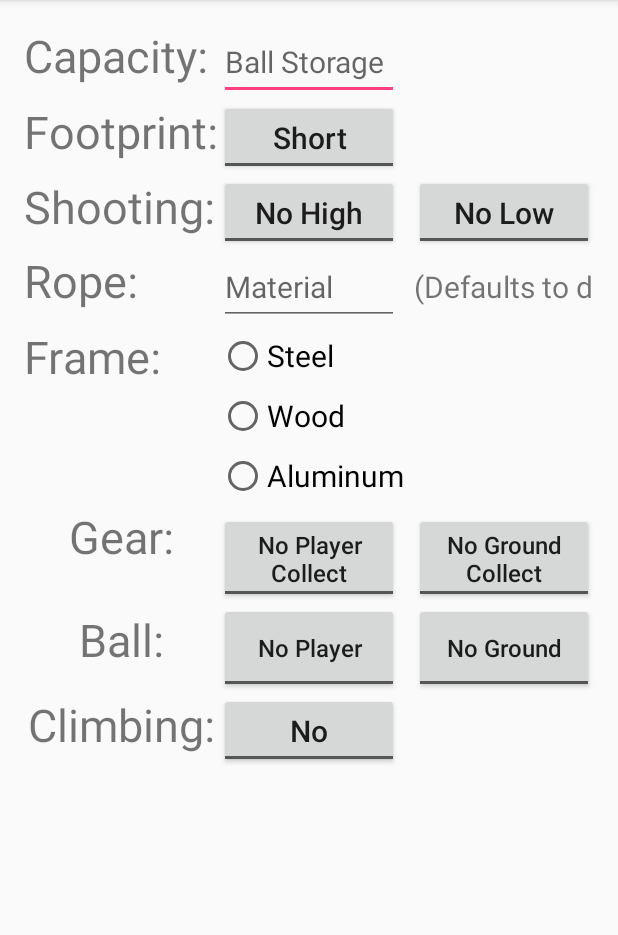
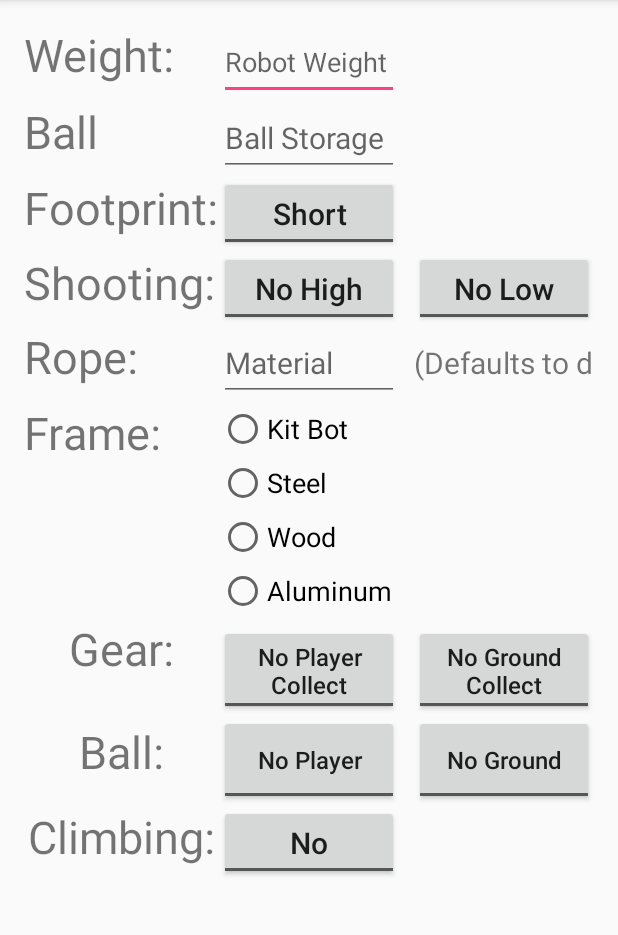
Before and after one commit to RoboRebelsScouting/PitScouting2017, an Android app: the SecondActivity screen opened directly, with no data from a screen before it, on a phone screen of 412 x 824 dp, the part 84-1019 px from its top. Run offline under Robolectric (Android 15) with nearby library versions, the phone set to English and light mode, and no system bars.

Commit message:
wednesday 3/8

```diff
--- a/PitScoutingApp2017/app/src/main/java/com/example/elmhursts20/pitscoutingapp2017/InfoStorage.java
+++ b/PitScoutingApp2017/app/src/main/java/com/example/elmhursts20/pitscoutingapp2017/InfoStorage.java
@@ -16,6 +16,7 @@ import java.io.IOException;
 
 public class InfoStorage {
     public enum Frame {
+        kitbot,
         steel,
         wood,
         aluminum
@@ -48,6 +49,7 @@ public class InfoStorage {
     public Ball ball;
     public Gear gear;
     public String ropeMaterial;
+    public int robotWeight;
     public int ballCapacity;
     public boolean tallFrame;
 
@@ -100,7 +102,8 @@ public class InfoStorage {
             FileWriter writer = new FileWriter(file);
             writer.write(this.event + "," + this.team + "," + this.scout + "," + this.ballCapacity + ","
                     + this.tallFrame + "," + this.shooting.toString() + "," + this.gear.toString()
-                    + "," + this.ball.toString() + "," + this.ropeMaterial + "," + this.frame.toString() + "," + this.climb);
+                    + "," + this.ball.toString() + "," + this.ropeMaterial + "," + this.frame.toString() +
+                    "," + this.climb + "," + this.robotWeight);
             writer.close();
             Intent intent = new Intent();
             intent.setAction(Intent.ACTION_SEND);
--- a/PitScoutingApp2017/app/src/main/res/layout/activity_first.xml
+++ b/PitScoutingApp2017/app/src/main/res/layout/activity_first.xml
@@ -13,7 +13,7 @@
     <TextView
         android:layout_width="300dp"
         android:layout_height="50dp"
-        android:text="Version 1.7"
+        android:text="Version 1.8"
         android:textAlignment="center"
         android:textSize="30sp"
         android:layout_row="0"
--- a/PitScoutingApp2017/app/src/main/res/layout/activity_second.xml
+++ b/PitScoutingApp2017/app/src/main/res/layout/activity_second.xml
@@ -13,23 +13,30 @@
     <TextView
         android:layout_width="130dp"
         android:layout_height="40dp"
-        android:text="Capacity:"
+        android:text="Weight:"
         android:textSize="30sp"
         android:layout_row="0"
         android:layout_column="0" />
     <TextView
         android:layout_width="130dp"
         android:layout_height="40dp"
-        android:text="Footprint:"
+        android:text="Ball Capacity:"
         android:textSize="30sp"
         android:layout_row="1"
         android:layout_column="0" />
     <TextView
         android:layout_width="130dp"
         android:layout_height="40dp"
+        android:text="Footprint:"
+        android:textSize="30sp"
+        android:layout_row="2"
+        android:layout_column="0" />
+    <TextView
+        android:layout_width="130dp"
+        android:layout_height="40dp"
         android:text="Shooting:"
         android:textSize="30sp"
-        android:layout_row="2"
+        android:layout_row="3"
         android:layout_column="0" />
 
     <TextView
@@ -38,7 +45,7 @@
         android:textAlignment="center"
         android:text="Gear:"
         android:textSize="30sp"
-        android:layout_row="5"
+        android:layout_row="6"
         android:layout_column="0" />
     <TextView
         android:layout_width="130dp"
@@ -46,7 +53,7 @@
         android:textAlignment="center"
         android:text="Ball:"
         android:textSize="30sp"
-        android:layout_row="6"
+        android:layout_row="7"
         android:layout_column="0" />
     <TextView
         android:layout_width="130dp"
@@ -54,9 +61,18 @@
         android:textAlignment="center"
         android:text="Climbing:"
         android:textSize="30sp"
-        android:layout_row="7"
+        android:layout_row="8"
         android:layout_column="0" />
 
+    <EditText
+        android:id="@+id/robotWeight"
+        android:inputType="number"
+        android:layout_width="120dp"
+        android:layout_height="50dp"
+        android:textSize="18sp"
+        android:hint="Robot Weight"
+        android:layout_row="0"
+        android:layout_column="1" />
     <EditText
         android:id="@+id/ballCapacity"
         android:inputType="number"
@@ -64,7 +80,7 @@
         android:layout_height="50dp"
         android:textSize="20sp"
         android:hint="Ball Storage"
-        android:layout_row="0"
+        android:layout_row="1"
         android:layout_column="1" />
     <ToggleButton
         android:id="@+id/footPrint"
@@ -73,7 +89,7 @@
         android:textOn="Tall"
         android:textOff="Short"
         android:textSize="20sp"
-        android:layout_row="1"
+        android:layout_row="2"
         android:textAllCaps="false"
         android:layout_column="1" />
     <ToggleButton
@@ -84,7 +100,7 @@
         android:layout_width="120dp"
         android:layout_height="50dp"
         android:textSize="20sp"
-        android:layout_row="2"
+        android:layout_row="3"
         android:layout_column="1" />
     <ToggleButton
         android:id="@+id/shootLow"
@@ -94,33 +110,39 @@
         android:layout_width="120dp"
         android:layout_height="50dp"
         android:textSize="20sp"
-        android:layout_row="2"
+        android:layout_row="3"
         android:layout_column="2" />
 
     <RadioGroup
         android:id="@+id/frameType"
         android:layout_width="wrap_content"
         android:layout_height="wrap_content"
-        android:layout_row="4"
+        android:layout_row="5"
         android:layout_column="1">
 
+        <RadioButton
+            android:id="@+id/kitbot"
+            android:text="Kit Bot"
+            android:layout_width="120dp"
+            android:layout_height="36dp"
+            android:textSize="18sp" />
         <RadioButton
             android:id="@+id/steel"
             android:text="Steel"
             android:layout_width="120dp"
-            android:layout_height="40dp"
-            android:textSize="20sp" />
+            android:layout_height="36dp"
+            android:textSize="18sp" />
         <RadioButton
             android:text="Wood"
             android:layout_width="100dp"
-            android:layout_height="40dp"
-            android:textSize="20sp" />
+            android:layout_height="36dp"
+            android:textSize="18sp"/>
         <RadioButton
             android:id="@+id/aluminum"
             android:text="Aluminum"
             android:layout_width="130dp"
-            android:layout_height="40dp"
-            android:textSize="20sp" /></RadioGroup>
+            android:layout_height="36dp"
+            android:textSize="18sp" /></RadioGroup>
 
     <ToggleButton
         android:id="@+id/groundGear"
@@ -130,7 +152,7 @@
         android:layout_height="60dp"
         android:textSize="16sp"
         android:textAllCaps="false"
-        android:layout_row="5"
+        android:layout_row="6"
         android:layout_column="2" />
     <ToggleButton
         android:id="@+id/playerBall"
@@ -140,7 +162,7 @@
         android:layout_height="60dp"
         android:textSize="16sp"
         android:textAllCaps="false"
-        android:layout_row="6"
+        android:layout_row="7"
         android:layout_column="1" />
     <ToggleButton
         android:id="@+id/groundBall"
@@ -150,7 +172,7 @@
         android:layout_width="120dp"
         android:layout_height="60dp"
         android:textSize="16sp"
-        android:layout_row="6"
+        android:layout_row="7"
         android:layout_column="2" />
 
     <ToggleButton
@@ -161,7 +183,7 @@
         android:layout_width="120dp"
         android:layout_height="60dp"
         android:textSize="16sp"
-        android:layout_row="5"
+        android:layout_row="6"
         android:layout_column="1" />
 
     <EditText
@@ -172,7 +194,7 @@
         android:inputType="textPersonName"
         android:hint="Material"
         android:textSize="20sp"
-        android:layout_row="3"
+        android:layout_row="4"
         android:layout_column="1" />
 
     <TextView
@@ -180,7 +202,7 @@
         android:layout_height="40dp"
         android:text="Rope:"
         android:textSize="30sp"
-        android:layout_row="3"
+        android:layout_row="4"
         android:layout_column="0" />
 
     <ToggleButton
@@ -190,7 +212,7 @@
         android:textOn="Yes"
         android:textOff="No"
         android:textSize="20sp"
-        android:layout_row="7"
+        android:layout_row="8"
         android:textAllCaps="false"
         android:layout_column="1" />
 
@@ -199,7 +221,7 @@
         android:layout_height="40dp"
         android:text="Frame:"
         android:textSize="30sp"
-        android:layout_row="4"
+        android:layout_row="5"
         android:layout_column="0" />
 
     <TextView
@@ -207,7 +229,7 @@
         android:layout_height="40dp"
         android:text="(Defaults to default)"
         android:textSize="20sp"
-        android:layout_row="3"
+        android:layout_row="4"
         android:layout_column="2"
         android:id="@+id/textView" />
 
@@ -219,7 +241,7 @@
         android:layout_width="120dp"
         android:layout_height="50dp"
         android:textSize="20sp"
-        android:layout_row="0"
+        android:layout_row="1"
         android:layout_column="3"/>
 
     <Button
@@ -230,6 +252,6 @@
         android:layout_width="120dp"
         android:layout_height="50dp"
         android:textSize="20sp"
-        android:layout_row="1"
+        android:layout_row="2"
         android:layout_column="3"/>
 </GridLayout>
```
Also changed, not shown: PitScoutingApp2017/app/build.gradle (+4 -7 lines), PitScoutingApp2017/app/src/main/java/com/example/elmhursts20/pitscoutingapp2017/SecondActivity.java (+6 -1 lines).
